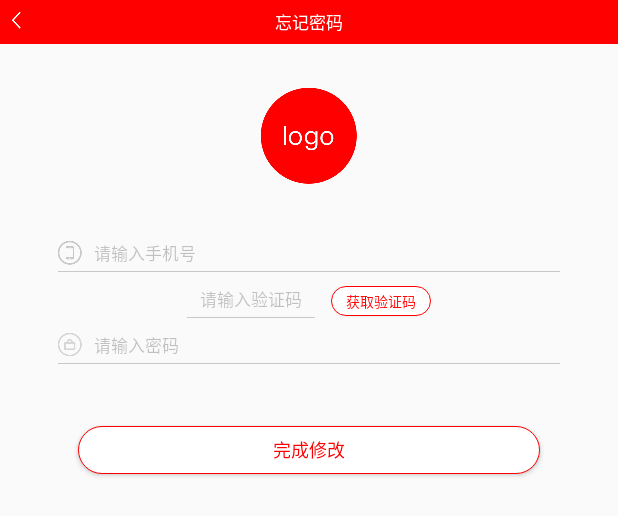
After one commit to jfvu/Stock, an Android app: the layout activity_forget_pass_word.xml on its own in the app's theme, with its tools: preview values and no code run, on a phone screen of 412 x 824 dp. The commit adds this screen. Shown: the top 516 px of the screen. Run offline under Robolectric (Android 15) with nearby library versions, the phone set to English and light mode, and no system bars.

Commit message:
登录注册完成

```diff
--- /dev/null
+++ b/app/src/main/res/layout/activity_forget_pass_word.xml
@@ -0,0 +1,171 @@
+<?xml version="1.0" encoding="utf-8"?>
+<RelativeLayout
+    xmlns:android="http://schemas.android.com/apk/res/android"
+    xmlns:tools="http://schemas.android.com/tools"
+    android:layout_width="match_parent"
+    android:layout_height="match_parent"
+    tools:context="com.example.administrator.stock.ui.activity.ForgetPassWordActivity">
+<LinearLayout
+    android:id="@+id/ll_status_activity_forgetpassword"
+    android:orientation="horizontal"
+    android:layout_width="match_parent"
+    android:layout_height="wrap_content"></LinearLayout>
+    <RelativeLayout
+        android:id="@+id/rl_title_activity_forgetpassword"
+        android:layout_width="match_parent"
+        android:layout_height="44px"
+        android:layout_below="@id/ll_status_activity_forgetpassword"
+        android:background="#ff0000">
+        <ImageView
+            android:id="@+id/img_return_activity_forgetpassword"
+            android:layout_width="wrap_content"
+            android:layout_height="wrap_content"
+            android:src="@drawable/all_return"
+            android:padding="12px"/>
+        <TextView
+            android:layout_width="wrap_content"
+            android:layout_height="wrap_content"
+            android:text="忘记密码"
+            android:textColor="#FFFFFFFF"
+            android:textSize="17px"
+            android:layout_centerInParent="true"/>
+
+    </RelativeLayout>
+    <ImageView
+        android:layout_width="96px"
+        android:layout_height="96px"
+        android:layout_centerHorizontal="true"
+        android:layout_below="@id/rl_title_activity_forgetpassword"
+        android:layout_marginTop="44px"
+        android:background="@drawable/login_logo"/>
+    <LinearLayout
+        android:id="@+id/ll_zhanghu_activity_forgetpassword"
+        android:layout_width="match_parent"
+        android:layout_height="wrap_content"
+        android:layout_below="@id/rl_title_activity_forgetpassword"
+        android:orientation="vertical"
+        android:layout_marginTop="196px"
+        android:layout_centerHorizontal="true"
+        android:layout_marginLeft="58px"
+        android:layout_marginRight="58px">
+        <LinearLayout
+            android:layout_width="match_parent"
+            android:layout_height="wrap_content"
+            android:orientation="horizontal"
+            android:gravity="center_vertical"
+            android:focusable="true"
+            android:focusableInTouchMode="true">
+            <ImageView
+                android:layout_width="24px"
+                android:layout_height="24px"
+                android:src="@drawable/login_zhanghu"
+                />
+            <EditText
+                android:layout_width="match_parent"
+                android:layout_height="wrap_content"
+                android:layout_marginLeft="12px"
+                android:background="@null"
+                android:hint="请输入手机号"
+                android:textColorHint="#40121212"
+                android:textSize="17px"
+                android:layout_centerVertical="true"
+                />
+        </LinearLayout>
+        <ImageView
+            android:layout_width="match_parent"
+            android:layout_height="1px"
+            android:layout_alignParentBottom="true"
+            android:background="#40323232"
+            android:layout_marginTop="5px"/>
+    </LinearLayout>
+    <LinearLayout
+        android:layout_width="wrap_content"
+        android:layout_height="wrap_content"
+        android:orientation="horizontal"
+        android:layout_below="@id/rl_title_activity_forgetpassword"
+        android:layout_marginTop="242px"
+        android:layout_centerHorizontal="true">
+        <LinearLayout
+            android:layout_width="wrap_content"
+            android:layout_height="wrap_content"
+            android:orientation="vertical">
+            <EditText
+                android:layout_width="match_parent"
+                android:layout_height="wrap_content"
+                android:layout_weight="1"
+                android:background="@null"
+                android:gravity="center"
+                android:textSize="17px"
+                android:hint="请输入验证码"
+                android:textColorHint="#40121212"/>
+            <ImageView
+                android:layout_width="128px"
+                android:layout_height="1px"
+                android:background="#40323232"
+                android:layout_marginTop="5px"/>
+        </LinearLayout>
+        <Button
+            android:id="@+id/btn_getcode_activity_forgetpassword"
+            android:layout_width="100px"
+            android:layout_height="30px"
+            android:background="@drawable/shape_login"
+            android:text="获取验证码"
+            android:textColor="#FFFF0000"
+            android:textSize="14px"
+            android:layout_marginLeft="16px"
+            />
+    </LinearLayout>
+    <LinearLayout
+        android:id="@+id/ll_mima_activity_forgetpassword"
+        android:layout_width="match_parent"
+        android:layout_height="wrap_content"
+        android:layout_below="@id/rl_title_activity_forgetpassword"
+        android:orientation="vertical"
+        android:layout_marginTop="288px"
+        android:layout_centerHorizontal="true"
+        android:layout_marginLeft="58px"
+        android:layout_marginRight="58px">
+        <LinearLayout
+            android:layout_width="match_parent"
+            android:layout_height="wrap_content"
+            android:orientation="horizontal"
+            android:gravity="center_vertical"
+            android:focusable="true"
+            android:focusableInTouchMode="true">
+            <ImageView
+                android:layout_width="24px"
+                android:layout_height="24px"
+                android:src="@drawable/login_mima"
+                />
+            <EditText
+                android:layout_width="match_parent"
+                android:layout_height="wrap_content"
+                android:layout_marginLeft="12px"
+                android:background="@null"
+                android:hint="请输入密码"
+                android:textColorHint="#40121212"
+                android:textSize="17px"
+                android:layout_centerVertical="true"
+
+                />
+        </LinearLayout>
+        <ImageView
+            android:layout_width="match_parent"
+            android:layout_height="1px"
+            android:layout_alignParentBottom="true"
+            android:background="#40323232"
+            android:layout_marginTop="5px"/>
+    </LinearLayout>
+    <Button
+        android:id="@+id/btn_finish_activity_forgetpassword"
+        android:layout_width="match_parent"
+        android:layout_height="48px"
+        android:layout_marginRight="78px"
+        android:layout_marginLeft="78px"
+        android:layout_below="@id/rl_title_activity_forgetpassword"
+        android:layout_marginTop="382px"
+        android:background="@drawable/shape_login"
+        android:text="完成修改"
+        android:textColor="#FFFF0000"
+        android:textSize="18px"/>
+</RelativeLayout>
```
Also changed, not shown: app/src/main/AndroidManifest.xml (+7 -0 lines), app/src/main/java/com/example/administrator/stock/ui/activity/DeclarationActivity.java (added, +50 -0 lines), app/src/main/java/com/example/administrator/stock/ui/activity/ForgetPassWordActivity.java (added, +65 -0 lines), app/src/main/java/com/example/administrator/stock/ui/activity/LoginActivity.java (+54 -3 lines), app/src/main/java/com/example/administrator/stock/ui/activity/RegisterActivity.java (added, +80 -0 lines), app/src/main/res/layout/activity_declaration.xml (added, +32 -0 lines), app/src/main/res/layout/activity_login.xml (+11 -8 lines), app/src/main/res/layout/activity_register.xml (added, +191 -0 lines), app/src/main/res/drawable-xxhdpi/all_return.png (added), app/src/main/res/drawable-xxxhdpi/all_return.png (added).
